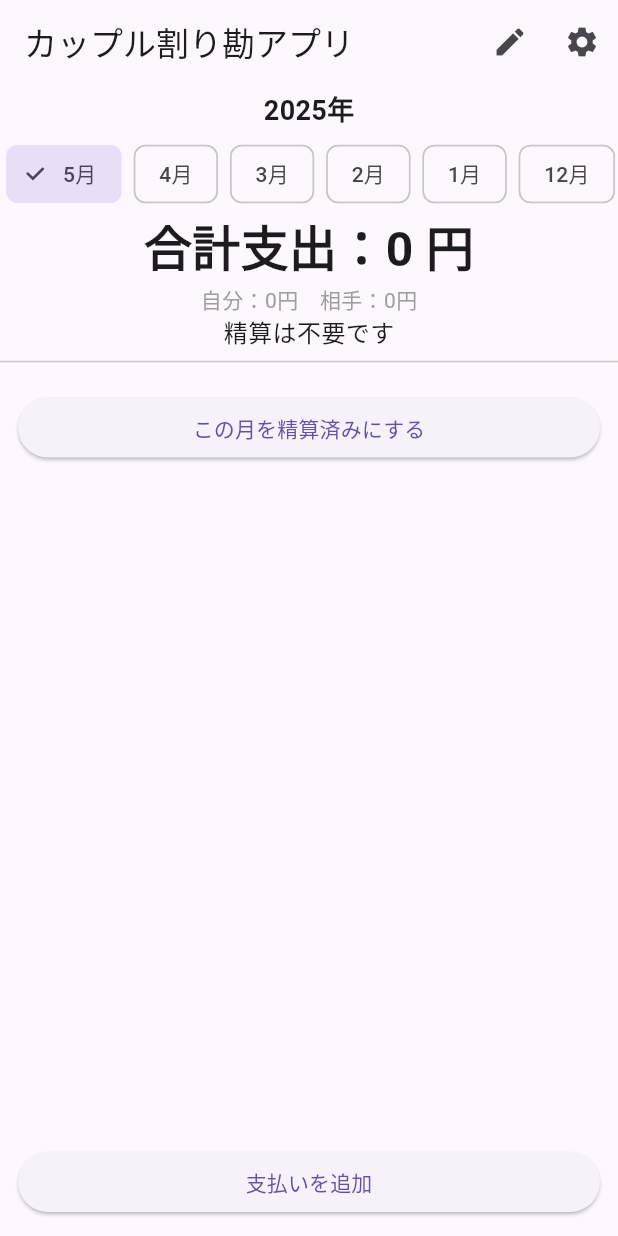
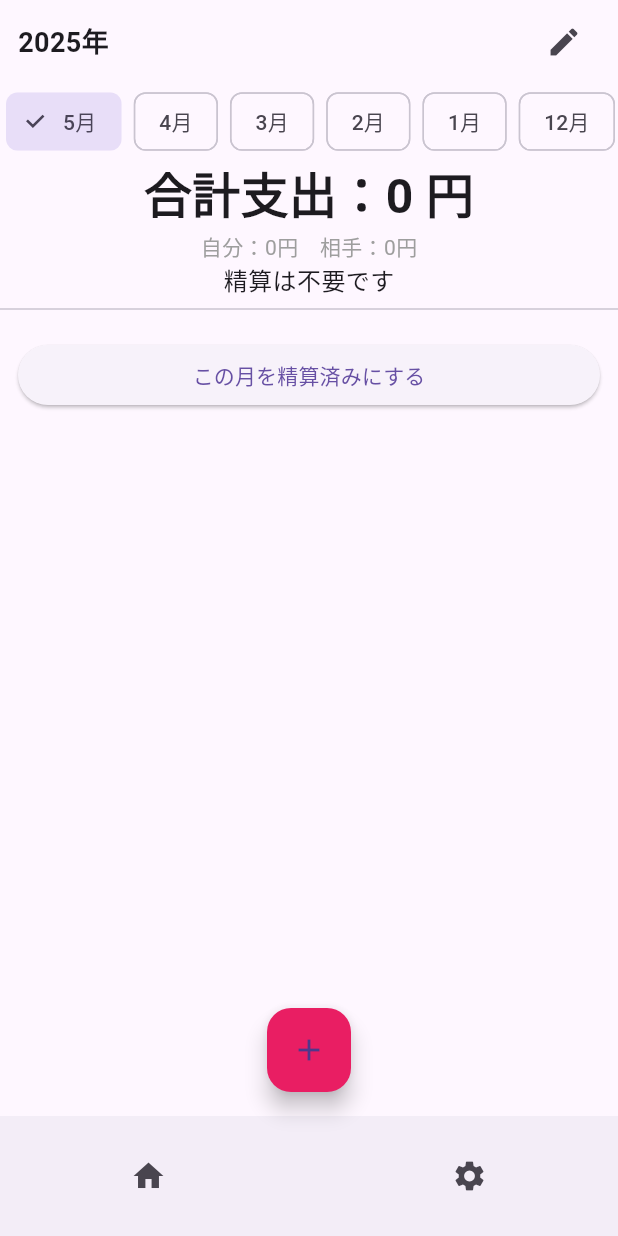
Before and after one commit to hahaharuruki/couple_split_app, a Flutter app: the screen it shows after launch, on a phone screen of 412 x 824 dp. Run offline on Flutter 3.47's test engine with Material 3 defaults, Android fonts, the light colour scheme and no system bars; our stand-ins replace shared_preferences.

Commit message:
表示する位置変更

```diff
--- a/lib/main.dart
+++ b/lib/main.dart
@@ -118,15 +118,6 @@ class _HomePageState extends State<HomePage> {
     });
   }
 
-  Future<void> _saveSettings(String myName, String partnerName) async {
-    final prefs = await SharedPreferences.getInstance();
-    await prefs.setString('myName', myName);
-    await prefs.setString('partnerName', partnerName);
-    setState(() {
-      _myName = myName;
-      _partnerName = partnerName;
-    });
-  }
 
   Future<void> _loadPayments() async {
     final prefs = await SharedPreferences.getInstance();
@@ -166,16 +157,6 @@ class _HomePageState extends State<HomePage> {
     _savePayments();
   }
 
-  void _removeSelectedPayments() {
-    setState(() {
-      final selected = _selectedIndexes.toList()..sort((a, b) => b.compareTo(a));
-      for (var i in selected) {
-        payments.removeAt(i);
-      }
-      _selectedIndexes.clear();
-    });
-    _savePayments();
-  }
 
   double get totalAmount => payments
       .where((p) => p.date.year.toString().padLeft(4, '0') + '-' + p.date.month.toString().padLeft(2, '0') == _selectedMonth)
@@ -202,70 +183,31 @@ class _HomePageState extends State<HomePage> {
     final partnerShareTotal = monthly.fold(0.0, (sum, p) => sum + p.partnerShare);
 
     return Scaffold(
-      appBar: AppBar(
-        title: const Text('カップル割り勘アプリ'),
-        actions: [
-          if (!_isEditingMode)
-            IconButton(icon: const Icon(Icons.edit), tooltip: '編集', onPressed: () => setState(() => _isEditingMode = true)),
-          if (_isEditingMode) ...[
-            IconButton(
-              icon: const Icon(Icons.select_all),
-              tooltip: '全選択',
-              onPressed: () => setState(() {
-                if (_selectedIndexes.length == payments.length) {
-                  _selectedIndexes.clear();
-                } else {
-                  _selectedIndexes = Set<int>.from(List.generate(payments.length, (i) => i));
-                }
-              }),
+      appBar: null,
+      body: SafeArea(
+        child: Column(
+          children: [
+            Padding(
+              padding: const EdgeInsets.symmetric(vertical: 4, horizontal: 12),
+              child: Row(
+                mainAxisAlignment: MainAxisAlignment.spaceBetween,
+                children: [
+                  Text(
+                    "${_selectedMonth.split('-')[0]}年",
+                    style: const TextStyle(fontSize: 18, fontWeight: FontWeight.bold),
                   ),
                   IconButton(
-              icon: const Icon(Icons.delete),
-              tooltip: '選択削除',
-              onPressed: _selectedIndexes.isEmpty
-                  ? null
-                  : () => showDialog(
-                        context: context,
-                        builder: (_) => AlertDialog(
-                          title: const Text('確認'),
-                          content: const Text('選択した履歴を削除しますか？'),
-                          actions: [
-                            TextButton(onPressed: () => Navigator.pop(context), child: const Text('キャンセル')),
-                            TextButton(
+                    icon: Icon(_isEditingMode ? Icons.check : Icons.edit),
+                    tooltip: _isEditingMode ? '編集終了' : '編集',
                     onPressed: () {
-                                  Navigator.pop(context);
-                                  _removeSelectedPayments();
-                                },
-                                child: const Text('削除')),
-                          ],
-                        ),
-                      ),
-            ),
-            IconButton(icon: const Icon(Icons.edit), tooltip: '編集終了', onPressed: () => setState(() {
-                  _isEditingMode = false;
-                  _selectedIndexes.clear();
-                })),
-          ],
-          IconButton(
-            icon: const Icon(Icons.settings),
-            tooltip: '設定',
-            onPressed: () async {
-              final result = await Navigator.push<Map<String, String>>(
-                context,
-                MaterialPageRoute(builder: (_) => SettingsPage(myName: _myName, partnerName: _partnerName)),
-              );
-              if (result != null) {
-                _saveSettings(result['myName'] ?? _myName, result['partnerName'] ?? _partnerName);
-              }
+                      setState(() {
+                        _isEditingMode = !_isEditingMode;
+                        if (!_isEditingMode) _selectedIndexes.clear();
+                      });
                     },
                   ),
                 ],
               ),
-      body: Column(
-        children: [
-          Padding(
-            padding: const EdgeInsets.symmetric(vertical: 4),
-            child: Text("${_selectedMonth.split('-')[0]}年", style: const TextStyle(fontSize: 18, fontWeight: FontWeight.bold)),
             ),
             SizedBox(
               height: 50,
@@ -291,6 +233,7 @@ class _HomePageState extends State<HomePage> {
             const Divider(),
             Expanded(
               child: ListView.builder(
+                padding: const EdgeInsets.only(bottom: 80),
                 itemCount: monthly.length + 1,
                 itemBuilder: (context, idx) {
                   if (idx < monthly.length) {
@@ -415,20 +358,52 @@ class _HomePageState extends State<HomePage> {
             ),
           ],
         ),
-      bottomNavigationBar: Padding(
-        padding: const EdgeInsets.all(12),
-        child: ElevatedButton(
-          child: const Text('支払いを追加'),
+      ),
+      floatingActionButton: FloatingActionButton(
         onPressed: () async {
           final result = await Navigator.push<PaymentAction>(
             context,
-              MaterialPageRoute(builder: (_) => AddPaymentPage(myName: _myName, partnerName: _partnerName)),
+            MaterialPageRoute(
+              builder: (_) => AddPaymentPage(myName: _myName, partnerName: _partnerName),
+            ),
           );
           if (result != null && !result.delete && result.updated != null) {
             final payment = result.updated!..date = DateTime.now();
             _addPayment(payment);
           }
         },
+        child: const Icon(Icons.add),
+        tooltip: '支払いを追加',
+        backgroundColor: Colors.pink,
+      ),
+      floatingActionButtonLocation: FloatingActionButtonLocation.centerFloat,
+      bottomNavigationBar: BottomAppBar(
+        shape: const CircularNotchedRectangle(),
+        notchMargin: 6.0,
+        child: Row(
+          mainAxisAlignment: MainAxisAlignment.spaceBetween,
+          children: [
+            Expanded(
+              child: IconButton(
+                icon: const Icon(Icons.home),
+                onPressed: () {}, // no action for home
+              ),
+            ),
+            const SizedBox(width: 48), // space for FAB in center
+            Expanded(
+              child: IconButton(
+                icon: const Icon(Icons.settings),
+                onPressed: () {
+                  Navigator.push(
+                    context,
+                    MaterialPageRoute(
+                      builder: (_) => SettingsPage(myName: _myName, partnerName: _partnerName),
+                    ),
+                  );
+                },
+              ),
+            ),
+          ],
         ),
       ),
     );
```
Lines whose indentation alone changed are shown as unchanged.
